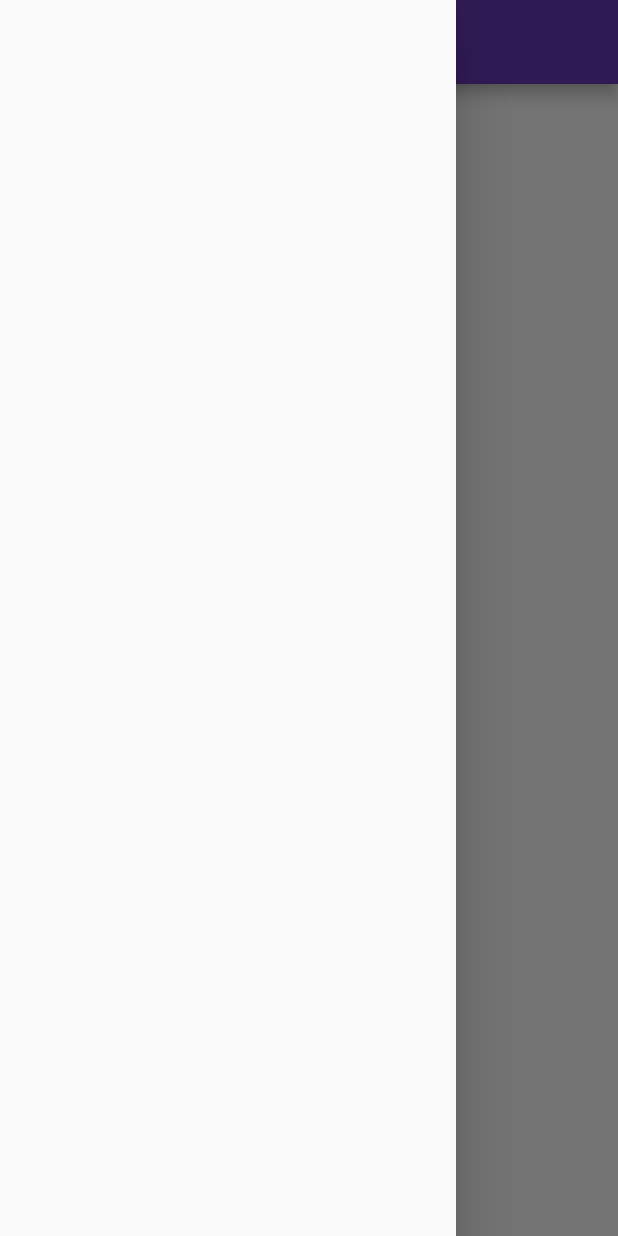
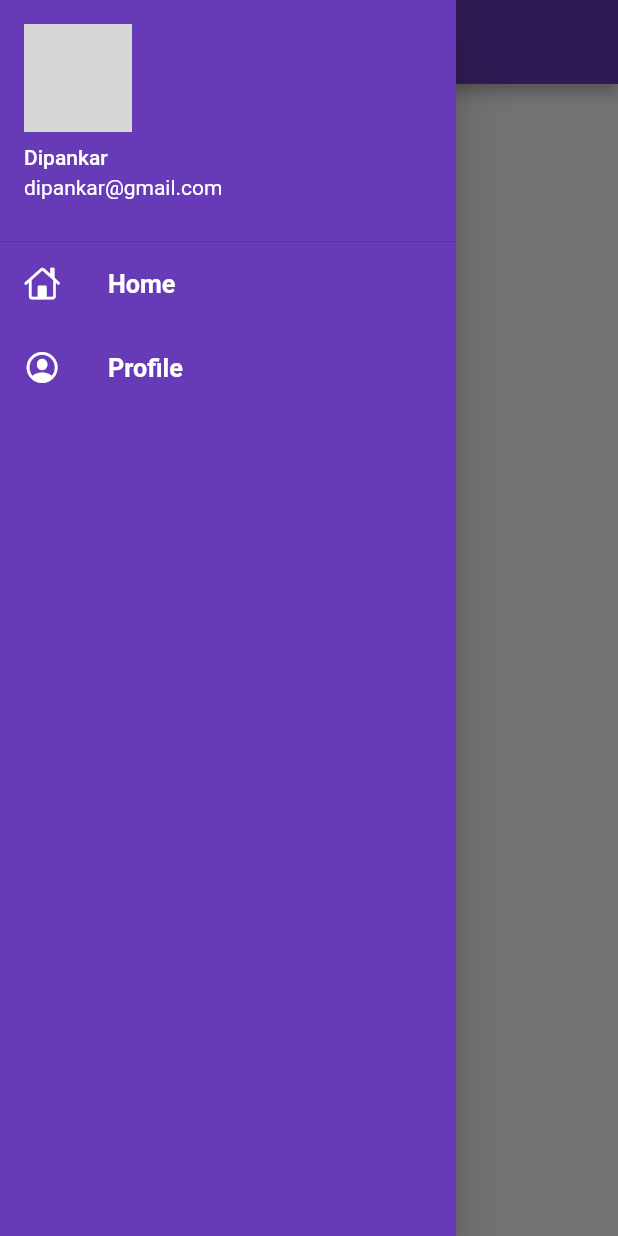
Before and after one commit to Dipankarhira/30daysofflutter, a Flutter app: the Home screen opened by its route, with the side drawer open, on a phone screen of 412 x 824 dp. Run offline on Flutter 3.47's test engine with Material 2 defaults, Android fonts, the phone set to English and light mode, and no system bars; network calls fail; grey boxes are pictures that could not be loaded.

Commit message:
day 9 completed

```diff
--- a/flutter_catalog/lib/main.dart
+++ b/flutter_catalog/lib/main.dart
@@ -15,6 +15,7 @@ class MyApp extends StatelessWidget {
     return MaterialApp(
       themeMode: ThemeMode.light,
       theme: ThemeData(primarySwatch: Colors.deepPurple),
+      initialRoute:MyRoutes.homeRoute ,
       routes: {"/": (context) =>const Login(),
       MyRoutes.homeRoute:(context) =>const Home(),
       MyRoutes.loginRoute:(context) =>const Login()
--- a/flutter_catalog/lib/pages/home_page.dart
+++ b/flutter_catalog/lib/pages/home_page.dart
@@ -1,4 +1,5 @@
 import 'package:flutter/material.dart';
+import '../widgets/drawer.dart';
 
 class Home extends StatelessWidget {
   const Home({super.key});
@@ -14,7 +15,7 @@ class Home extends StatelessWidget {
           child: const Text("hello Dipankar day# "),
         ),
       ),
-      drawer: const Drawer(),
+      drawer: MyDrawer(),
     );
   }
 }
--- /dev/null
+++ b/flutter_catalog/lib/widgets/drawer.dart
@@ -0,0 +1,52 @@
+import 'package:flutter/cupertino.dart';
+import 'package:flutter/material.dart';
+
+class MyDrawer extends StatelessWidget {
+  MyDrawer({super.key});
+
+  @override
+  Widget build(BuildContext context) {
+    final imageUrl =
+        "https://i.guim.co.uk/img/media/fbb1974c1ebbb6bf4c4beae0bb3d9cb93901953c/10_7_2380_1428/master/2380.jpg?width=620&quality=45&dpr=2&s=none";
+    return Drawer(
+        child: Container(
+      color: Colors.deepPurple,
+      child: ListView(
+        children: [
+          DrawerHeader(
+              margin: EdgeInsets.zero,
+              padding: EdgeInsets.zero,
+              child: UserAccountsDrawerHeader(
+                accountName: Text("Dipankar"),
+                accountEmail: Text("dipankar@gmail.com"),
+                currentAccountPicture: CircleAvatar(
+                  backgroundImage: NetworkImage(imageUrl),
+                ),
+              )),
+          ListTile(
+              leading: Icon(
+                CupertinoIcons.home,
+                color: Colors.white,
+              ),
+              title: Text(
+                "Home",
+                textScaleFactor: 1.2,
+                style:
+                    TextStyle(color: Colors.white, fontWeight: FontWeight.bold),
+              )),
+          ListTile(
+              leading: Icon(
+                CupertinoIcons.profile_circled,
+                color: Colors.white,
+              ),
+              title: Text(
+                "Profile",
+                textScaleFactor: 1.2,
+                style:
+                    TextStyle(color: Colors.white, fontWeight: FontWeight.bold),
+              )),
+        ],
+      ),
+    ));
+  }
+}
```
